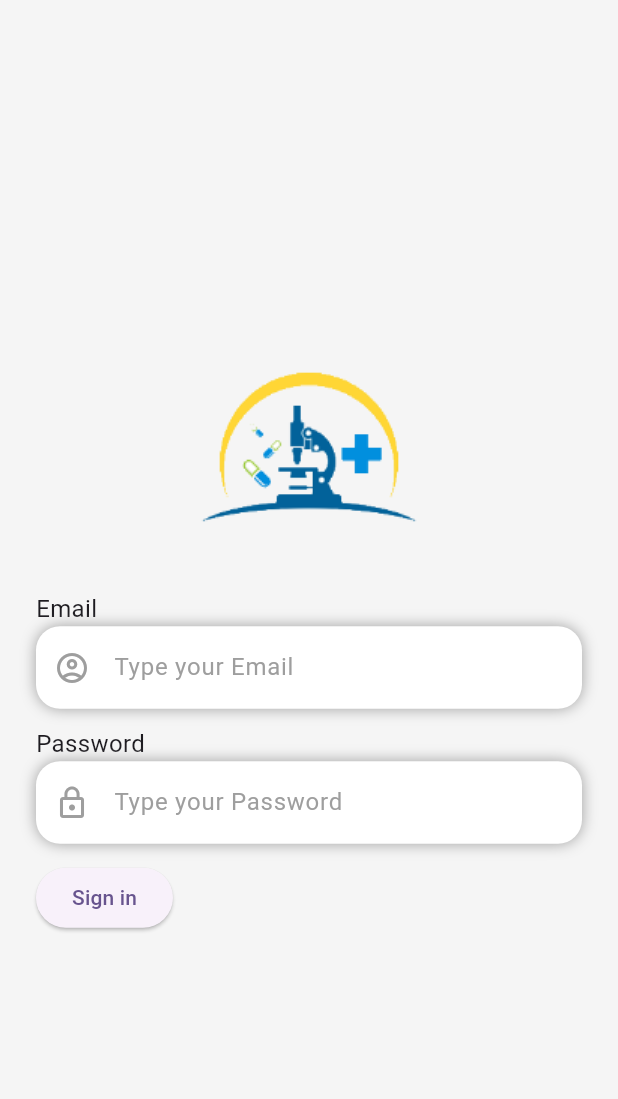
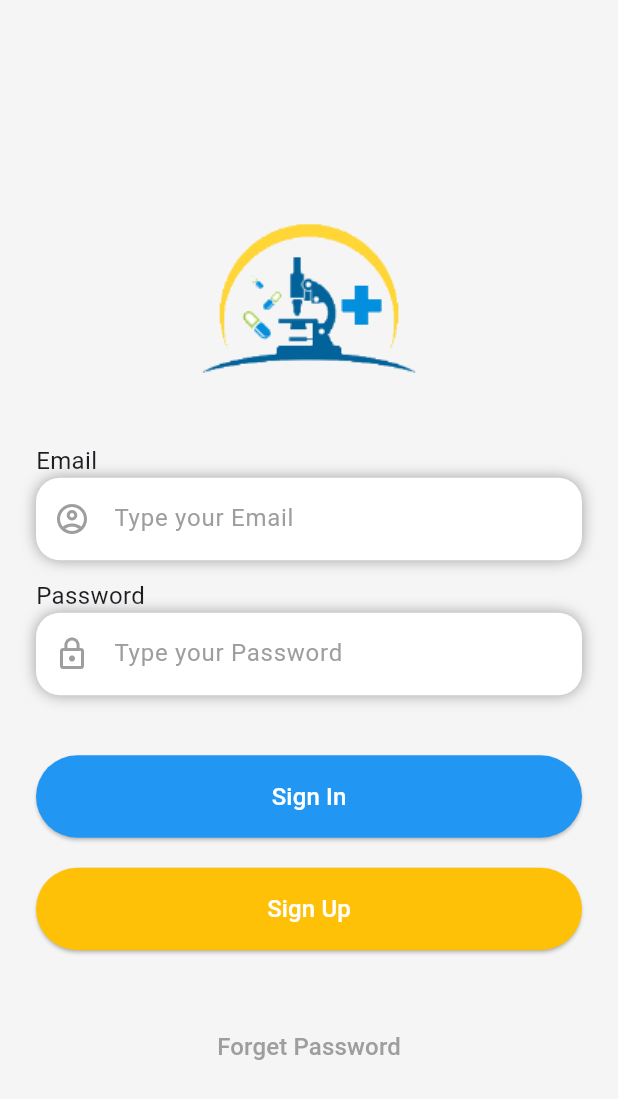
Before and after one commit to Ihsandk17/P_App, a Flutter app: the screen it shows after launch, on a phone screen of 412 x 824 dp. Shown: the top 1099 px of the screen. Run offline on Flutter 3.47's test engine with Material 2 defaults, Android fonts, the phone set to English and light mode, and no system bars; our stand-ins replace firebase_core; accounts and stored records are empty.

Commit message:
Initial commit

```diff
--- a/lib/main.dart
+++ b/lib/main.dart
@@ -1,6 +1,6 @@
 import 'package:firebase_core/firebase_core.dart';
 import 'package:flutter/material.dart';
-import 'package:p_app/views/auth_screen/login_screen.dart';
+import 'package:p_app/views/splash_screen/splash_screen.dart';
 
 void main() async {
   WidgetsFlutterBinding.ensureInitialized();
@@ -21,7 +21,7 @@ class MyApp extends StatelessWidget {
         colorScheme: ColorScheme.fromSeed(seedColor: Colors.deepPurple),
         useMaterial3: true,
       ),
-      home: const LoginScreen(),
+      home: const SplashScreen(),
     );
   }
 }
--- a/lib/views/auth_screen/login_screen.dart
+++ b/lib/views/auth_screen/login_screen.dart
@@ -1,7 +1,23 @@
 import 'package:flutter/material.dart';
+import 'package:p_app/views/widgets/rounded_button.dart';
 
-class LoginScreen extends StatelessWidget {
+class LoginScreen extends StatefulWidget {
   const LoginScreen({super.key});
+  @override
+  State<LoginScreen> createState() => _LoginScreenState();
+}
+
+class _LoginScreenState extends State<LoginScreen> {
+  final _formKey = GlobalKey<FormState>();
+  final emailController = TextEditingController();
+  final passwardController = TextEditingController();
+
+  @override
+  void dispose() {
+    super.dispose();
+    emailController.dispose();
+    passwardController.dispose();
+  }
 
   @override
   Widget build(BuildContext context) {
@@ -18,6 +34,8 @@ class LoginScreen extends StatelessWidget {
           ),
           Padding(
             padding: const EdgeInsets.symmetric(horizontal: 24.0),
+            child: Form(
+              key: _formKey,
               child: Column(
                 crossAxisAlignment: CrossAxisAlignment.start,
                 children: [
@@ -38,6 +56,7 @@ class LoginScreen extends StatelessWidget {
                       borderRadius: BorderRadius.circular(16),
                     ),
                     child: TextFormField(
+                      controller: emailController,
                       keyboardType: TextInputType.emailAddress,
                       decoration: const InputDecoration(
                           prefixIcon: Icon(
@@ -49,6 +68,13 @@ class LoginScreen extends StatelessWidget {
                           border: OutlineInputBorder(
                             borderSide: BorderSide.none,
                           )),
+                      validator: (value) {
+                        if (value!.isEmpty) {
+                          return "Please enter Email";
+                        } else {
+                          return null;
+                        }
+                      },
                     ),
                   ),
                   const SizedBox(
@@ -71,6 +97,7 @@ class LoginScreen extends StatelessWidget {
                       borderRadius: BorderRadius.circular(16),
                     ),
                     child: TextFormField(
+                      controller: passwardController,
                       obscureText: true,
                       keyboardType: TextInputType.text,
                       decoration: const InputDecoration(
@@ -83,13 +110,43 @@ class LoginScreen extends StatelessWidget {
                           border: OutlineInputBorder(
                             borderSide: BorderSide.none,
                           )),
+                      validator: (value) {
+                        if (value!.isEmpty) {
+                          return "Enter Password";
+                        } else {
+                          return null;
+                        }
+                      },
                     ),
                   ),
                   const SizedBox(
-                  height: 12,
+                    height: 40,
                   ),
-                ElevatedButton(onPressed: () {}, child: const Text("Sign in"))
+                  roundedButton(
+                    title: "Sign In",
+                    color: Colors.blue,
+                    onPress: () {
+                      if (_formKey.currentState!.validate()) {}
+                    },
+                  ),
+                  const SizedBox(
+                    height: 20,
+                  ),
+                  roundedButton(
+                      title: "Sign Up", color: Colors.amber, onPress: () {}),
+                  const SizedBox(
+                    height: 40,
+                  ),
+                  Center(
+                    child: TextButton(
+                        onPressed: () {},
+                        child: const Text(
+                          "Forget Password",
+                          style: TextStyle(color: Colors.grey, fontSize: 16),
+                        )),
+                  )
                 ],
+              ),
             ),
           )
         ],
--- /dev/null
+++ b/lib/views/widgets/rounded_button.dart
@@ -0,0 +1,14 @@
+import 'package:flutter/material.dart';
+
+Widget roundedButton({onPress, color, String? title}) {
+  return SizedBox(
+      height: 55,
+      width: double.infinity,
+      child: ElevatedButton(
+          style: ElevatedButton.styleFrom(backgroundColor: color),
+          onPressed: onPress,
+          child: Text(
+            title!,
+            style: const TextStyle(color: Colors.white, fontSize: 16),
+          )));
+}
```
Also changed, not shown: lib/firebase_services/splash_services.dart (added, +13 -0 lines), lib/views/splash_screen/splash_screen.dart (added, +29 -0 lines), assets/images/signin.png (deleted), 1 other file. Lines whose indentation alone changed are shown as unchanged.
